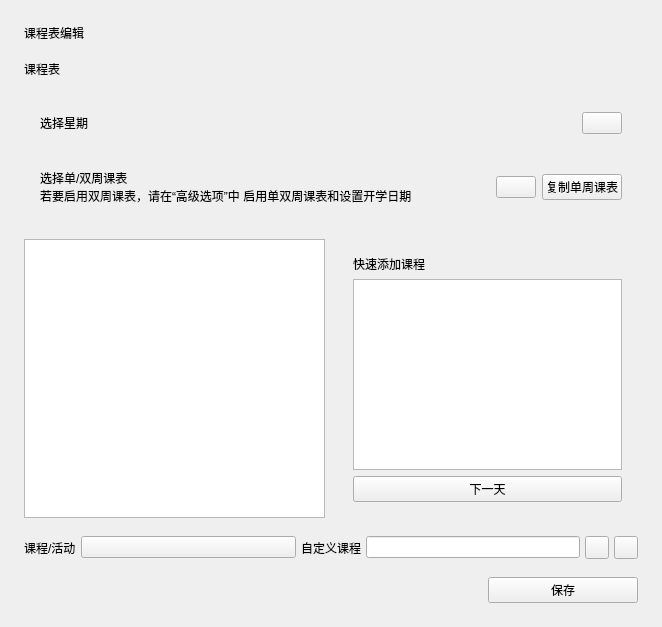
First picture: the form in view/menu/schedule_edit.ui, repository xuanxuan1231/Class-Widgets, before the edit.
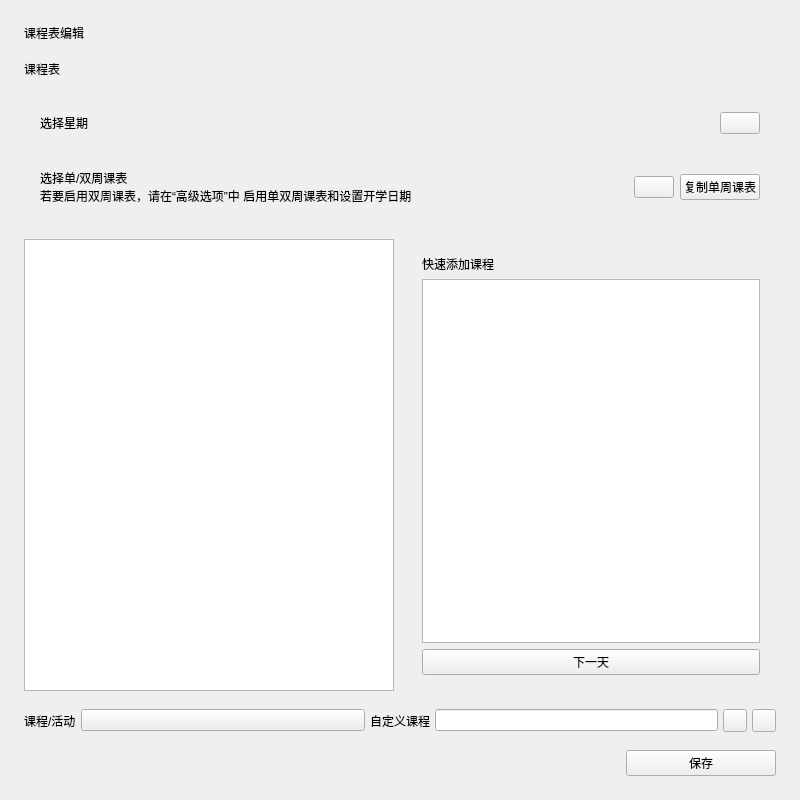
Second picture: the form after the edit. Custom widgets are drawn as their Qt base class.

Diff of the .ui file:
```diff
--- a/view/menu/schedule_edit.ui
+++ b/view/menu/schedule_edit.ui
@@ -6,8 +6,8 @@
    <rect>
     <x>0</x>
     <y>0</y>
-    <width>662</width>
-    <height>627</height>
+    <width>800</width>
+    <height>800</height>
    </rect>
   </property>
   <property name="windowTitle">
```
